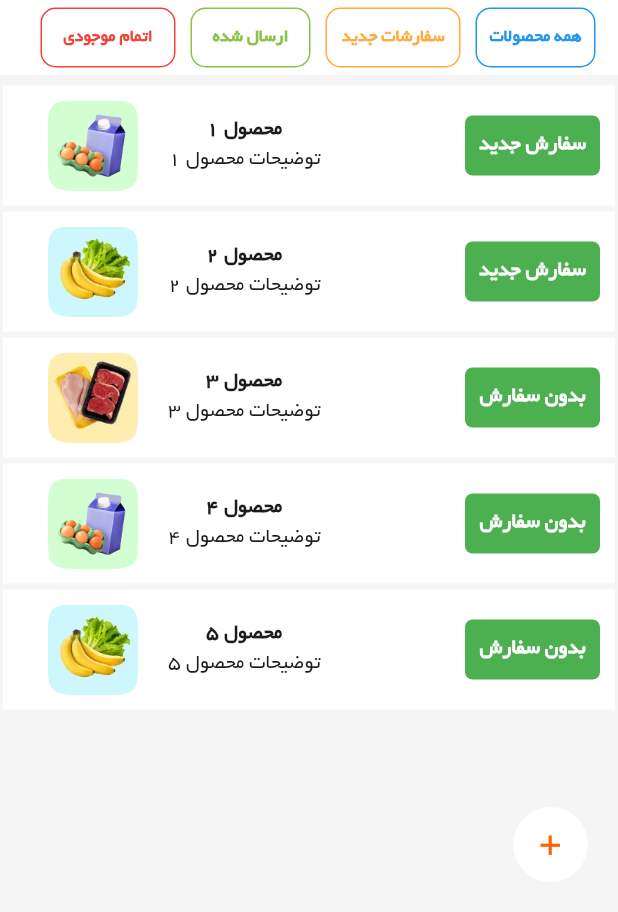
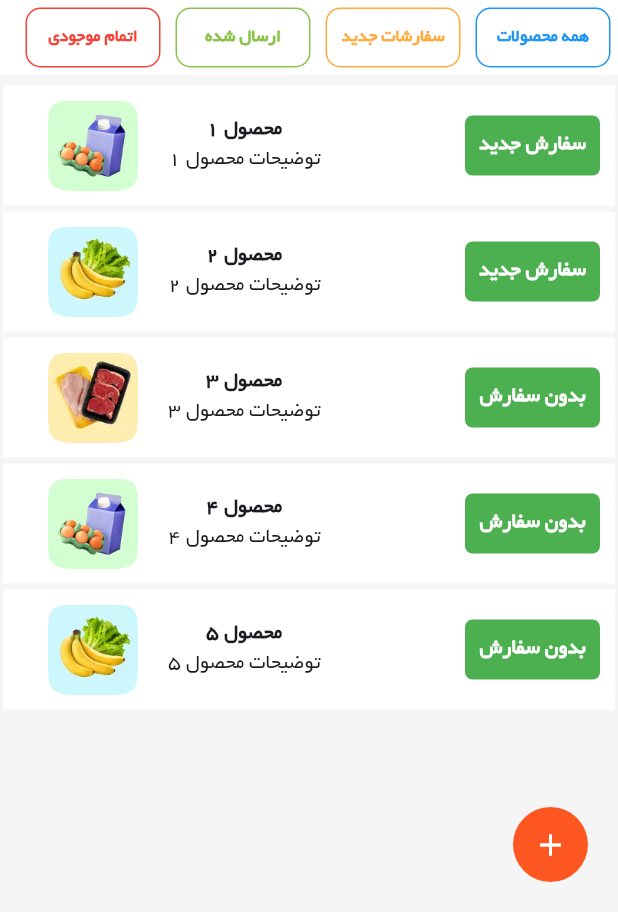
Before and after one commit to Ali3nti/abd_shop, a Flutter app: the AddProductPage screen opened directly, on a phone screen of 412 x 824 dp, the part 324-1236 px from its top. Run offline on Flutter 3.47's test engine with Material 3 defaults, Android fonts, the phone set to English and light mode, and no system bars; our stand-ins replace connectivity_plus, dotted_border, flutter_image_compress, flutter_map, flutter_spinkit, hive_flutter and 9 more; accounts and stored records are empty.

Commit message:
change_on_add_product_page

```diff
--- a/lib/screens/add_Product/add_product_page.dart
+++ b/lib/screens/add_Product/add_product_page.dart
@@ -1,4 +1,3 @@
-import 'package:abd_shop/constants.dart';
 import 'package:abd_shop/models/order_model.dart';
 import 'package:abd_shop/models/product_model.dart';
 import 'package:abd_shop/screens/add_Product/components/add_product_to_list_page.dart';
@@ -33,7 +32,7 @@ class _AddProductPageState extends State<AddProductPage> {
     order.orderDate = DateTime.now().subtract(Duration(days: index));
     order.products = List.generate(2, (productIndex) {
       Product product = Product();
-      product.id = productIndex + 1; // اضافه کردن شناسه محصول
+      product.id = productIndex + 1;
       product.image = "assets/images/p${productIndex % 3 + 1}.png";
       return product;
     });
@@ -43,8 +42,10 @@ class _AddProductPageState extends State<AddProductPage> {
 
   @override
   Widget build(BuildContext context) {
-    String storeName = orders.isNotEmpty ? orders.first.storeName : "نام فروشگاه";
-    String storeImage = products.isNotEmpty ? products.first.image : "assets/images/p1.png";
+    String storeName =
+        orders.isNotEmpty ? orders.first.storeName : "نام فروشگاه";
+    String storeImage =
+        products.isNotEmpty ? products.first.image : "assets/images/p1.png";
 
     return Scaffold(
       backgroundColor: Colors.grey.shade100,
@@ -52,9 +53,7 @@ class _AddProductPageState extends State<AddProductPage> {
         backgroundColor: Colors.deepOrange,
         title: const Text(
           "اضافه کردن محصول",
-          style: TextStyle(
-            color: Colors.white,
-          ),
+          style: TextStyle(color: Colors.white),
         ),
       ),
       body: Column(
@@ -66,10 +65,7 @@ class _AddProductPageState extends State<AddProductPage> {
             child: Row(
               mainAxisAlignment: MainAxisAlignment.spaceBetween,
               children: [
-                const Icon(
-                  Icons.store,
-                  size: 30,
-                ),
+                const Icon(Icons.store, size: 30),
                 Row(
                   children: [
                     Text(
@@ -103,134 +99,14 @@ class _AddProductPageState extends State<AddProductPage> {
             height: 50,
             child: Row(
               children: [
-                InkWell(
-                  onTap: () {
-                    Navigator.push(
-                      context,
-                      MaterialPageRoute(
-                        builder: (context) => const AllProductPage(),
-                      ),
-                    );
-                  },
-                  child: Container(
-                    margin: const EdgeInsets.fromLTRB(5, 5, 15, 5),
-                    alignment: Alignment.center,
-                    width: 80,
-                    height: 40,
-                    decoration: BoxDecoration(
-                      borderRadius: BorderRadius.circular(10),
-                      color: Colors.white,
-                      border: Border.all(
-                        color:Colors.blue,
-                        width: 1,
-                      ),
-                    ),
-                    child: const Text(
-                      "همه محصولات",
-                      style: TextStyle(
-                        color:Colors.blue,
-                        fontSize: 12,
-                        fontWeight: FontWeight.bold,
-                      ),
-                    ),
-                  ),
-                ),
-                InkWell(
-                  onTap: () {
-                    Navigator.push(
-                      context,
-                      MaterialPageRoute(
-                        builder: (context) => const NewOrderPage(),
-                      ),
-                    );
-                  },
-                  child: Container(
-                    margin: const EdgeInsets.all(5),
-                    alignment: Alignment.center,
-                    width: 90,
-                    height: 40,
-                    decoration: BoxDecoration(
-                      borderRadius: BorderRadius.circular(10),
-                      color: Colors.white,
-                      border: Border.all(
-                        color:Colors.orangeAccent,
-                        width: 1,
-                      ),
-                    ),
-                    child: const Text(
-                      "سفارشات جدید",
-                      style: TextStyle(
-                        color:Colors.orangeAccent,
-                        fontSize: 12,
-                        fontWeight: FontWeight.bold,
-                      ),
-                    ),
-                  ),
-                ),
-                InkWell(
-                  onTap: () {
-                    Navigator.push(
-                      context,
-                      MaterialPageRoute(
-                        builder: (context) => const SentPage(),
-                      ),
-                    );
-                  },
-                  child: Container(
-                    margin: const EdgeInsets.all(5),
-                    alignment: Alignment.center,
-                    width: 80,
-                    height: 40,
-                    decoration: BoxDecoration(
-                      borderRadius: BorderRadius.circular(10),
-                      color: Colors.white,
-                      border: Border.all(
-                        color:Colors.lightGreen,
-                        width: 1,
-                      ),
-                    ),
-                    child: const Text(
-                      "ارسال شده",
-                      style: TextStyle(
-                        color:Colors.lightGreen,
-                        fontSize: 12,
-                        fontWeight: FontWeight.bold,
-                      ),
-                    ),
-                  ),
-                ),
-                InkWell(
-                  onTap: () {
-                    Navigator.push(
-                      context,
-                      MaterialPageRoute(
-                        builder: (context) => const OutOfStockPage(),
-                      ),
-                    );
-                  },
-                  child: Container(
-                    margin: const EdgeInsets.all(5),
-                    alignment: Alignment.center,
-                    width: 90,
-                    height: 40,
-                    decoration: BoxDecoration(
-                      borderRadius: BorderRadius.circular(10),
-                      color: Colors.white,
-                      border: Border.all(
-                        color:Colors.red,
-                        width: 1,
-                      ),
-                    ),
-                    child: const Text(
-                      "اتمام موجودی",
-                      style: TextStyle(
-                        color:Colors.red,
-                        fontSize: 12,
-                        fontWeight: FontWeight.bold,
-                      ),
-                    ),
-                  ),
-                ),
+                _buildNavigationButton(context, "همه محصولات", Colors.blue,
+                    const AllProductPage()),
+                _buildNavigationButton(context, "سفارشات جدید",
+                    Colors.orangeAccent, const NewOrderPage()),
+                _buildNavigationButton(
+                    context, "ارسال شده", Colors.lightGreen, const SentPage()),
+                _buildNavigationButton(context, "اتمام موجودی", Colors.red,
+                    const OutOfStockPage()),
               ],
             ),
           ),
@@ -244,8 +120,80 @@ class _AddProductPageState extends State<AddProductPage> {
                     final product = products[index];
                     final relatedOrders = orders
                         .where((order) =>
-                        order.products!.any((p) => p.id == product.id))
+                            order.products.any((p) => p.id == product.id))
                         .toList();
+                    return _buildProductCard(product, relatedOrders);
+                  },
+                ),
+                Positioned(
+                  bottom: 20,
+                  right: 20,
+                  child: GestureDetector(
+                    onTap: () {
+                      Navigator.push(
+                        context,
+                        MaterialPageRoute(
+                          builder: (context) => const AddProductToListPage(),
+                        ),
+                      );
+                    },
+                    child: Container(
+                      width: 50,
+                      height: 50,
+                      decoration: BoxDecoration(
+                        color: Colors.deepOrange,
+                        borderRadius: BorderRadius.circular(25),
+                      ),
+                      child: const Icon(
+                        Icons.add,
+                        color: Colors.white,
+                      ),
+                    ),
+                  ),
+                ),
+              ],
+            ),
+          ),
+        ],
+      ),
+    );
+  }
+
+  Widget _buildNavigationButton(
+      BuildContext context, String title, Color color, Widget page) {
+    return InkWell(
+      onTap: () {
+        Navigator.push(
+          context,
+          MaterialPageRoute(builder: (context) => page),
+        );
+      },
+      child: Container(
+        margin: const EdgeInsets.all(5),
+        alignment: Alignment.center,
+        width: 90,
+        height: 40,
+        decoration: BoxDecoration(
+          borderRadius: BorderRadius.circular(10),
+          color: Colors.white,
+          border: Border.all(
+            color: color,
+            width: 1,
+          ),
+        ),
+        child: Text(
+          title,
+          style: TextStyle(
+            color: color,
+            fontSize: 12,
+            fontWeight: FontWeight.bold,
+          ),
+        ),
+      ),
+    );
+  }
+
+  Widget _buildProductCard(Product product, List<Order> relatedOrders) {
     return Container(
       margin: const EdgeInsets.all(2),
       color: Colors.white,
@@ -264,9 +212,7 @@ class _AddProductPageState extends State<AddProductPage> {
                 color: Colors.green,
               ),
               child: Text(
-                                relatedOrders.isNotEmpty
-                                    ? "سفارش جدید"
-                                    : "بدون سفارش",
+                relatedOrders.isNotEmpty ? "سفارش جدید" : "بدون سفارش",
                 style: const TextStyle(
                   color: Colors.white,
                   fontWeight: FontWeight.bold,
@@ -305,45 +251,5 @@ class _AddProductPageState extends State<AddProductPage> {
         ),
       ),
     );
-                  },
-                ),
-                Positioned(
-                  bottom: 20,
-                  right: 20,
-                  child: GestureDetector(
-                    onTap: () {
-                      Navigator.push(
-                        context,
-                        MaterialPageRoute(
-                          builder: (context) =>
-                          const AddProductToListPage(),
-                        ),
-                      );
-                    },
-                    child: Container(
-                      width: 50,
-                      height: 50,
-                      decoration: const BoxDecoration(
-                        shape: BoxShape.circle,
-                        color: Colors.white,
-                      ),
-                      child: const Center(
-                        child: Text(
-                          "+",
-                          style: TextStyle(
-                            color: kPrimaryColor,
-                            fontSize: 24,
-                          ),
-                        ),
-                      ),
-                    ),
-                  ),
-                ),
-              ],
-            ),
-          ),
-        ],
-      ),
-    );
   }
 }
```
Lines whose indentation alone changed are shown as unchanged.
